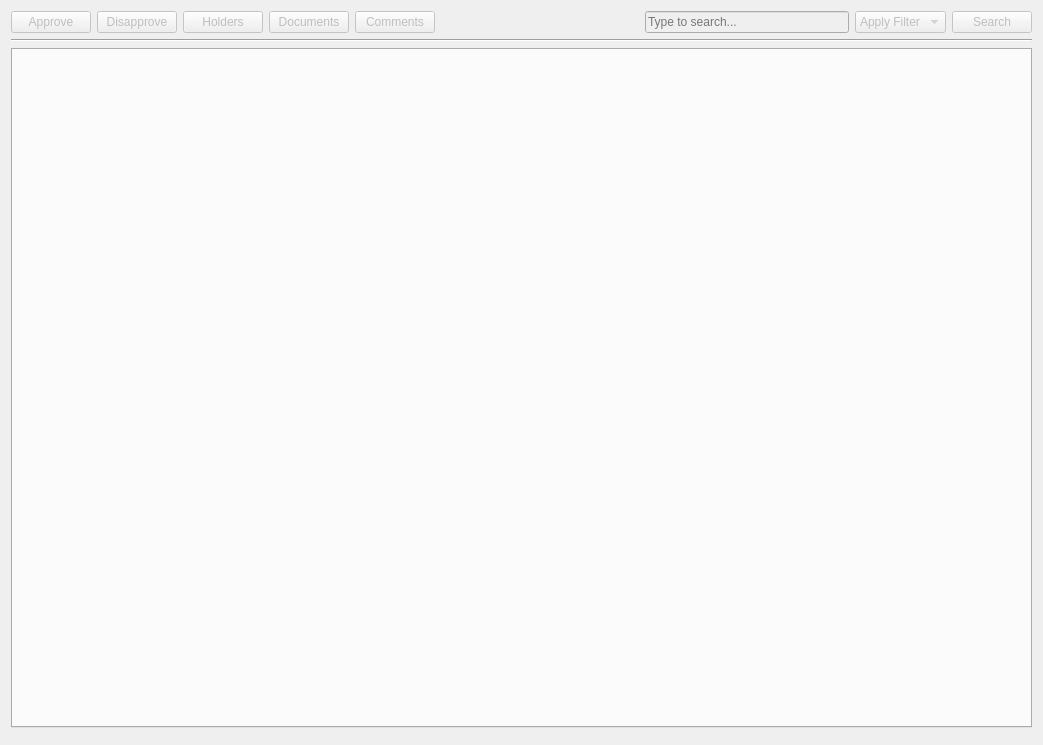
This is ui/flts/workflow_manager/ui_workflow_manager.ui in gltn/stdm as Qt 5 draws it before an edit. The edited form follows.
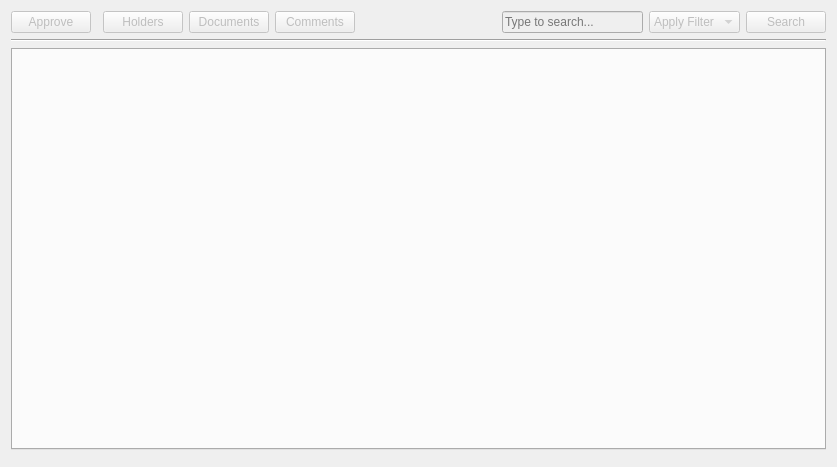
This is the edited form.

Commit message: Added "_add_button" method

Patch:
```diff
--- a/ui/flts/workflow_manager/ui_workflow_manager.ui
+++ b/ui/flts/workflow_manager/ui_workflow_manager.ui
@@ -6,15 +6,13 @@
    <rect>
     <x>0</x>
     <y>0</y>
-    <width>1043</width>
-    <height>745</height>
+    <width>837</width>
+    <height>467</height>
    </rect>
   </property>
   <property name="windowTitle">
    <string>Workflow Manager</string>
   </property>
-  <layout class="QHBoxLayout" name="horizontalLayout_2">
-   <item>
     <layout class="QVBoxLayout" name="verticalLayout_2">
      <item>
       <layout class="QVBoxLayout" name="verticalLayout">
@@ -34,12 +32,12 @@
           </widget>
          </item>
          <item>
-          <widget class="QPushButton" name="disapproveButton">
-           <property name="enabled">
-            <bool>false</bool>
-           </property>
-           <property name="text">
-            <string>Disapprove</string>
+        <widget class="QFrame" name="disapproveFrame">
+         <property name="frameShape">
+          <enum>QFrame::StyledPanel</enum>
+         </property>
+         <property name="frameShadow">
+          <enum>QFrame::Raised</enum>
            </property>
           </widget>
          </item>
@@ -117,8 +115,6 @@
             <string>Search</string>
            </property>
           </widget>
-         </item>
-        </layout>
        </item>
       </layout>
      </item>
```
Lines whose indentation alone changed are shown as unchanged. The commit also changes 2 other files.
